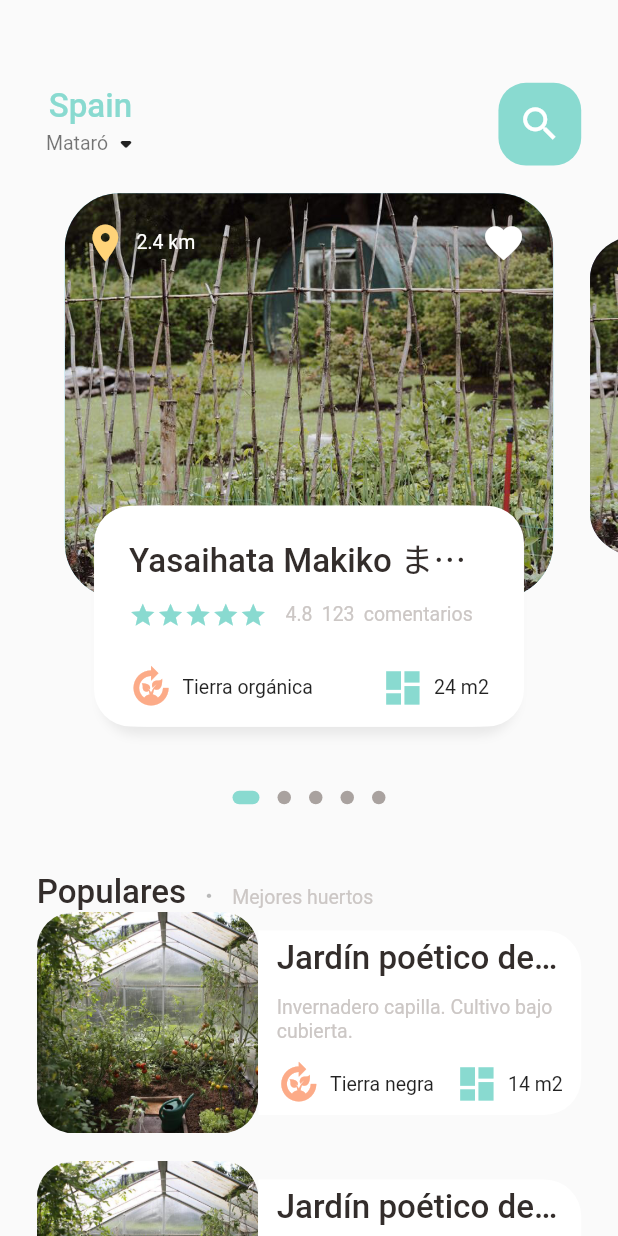
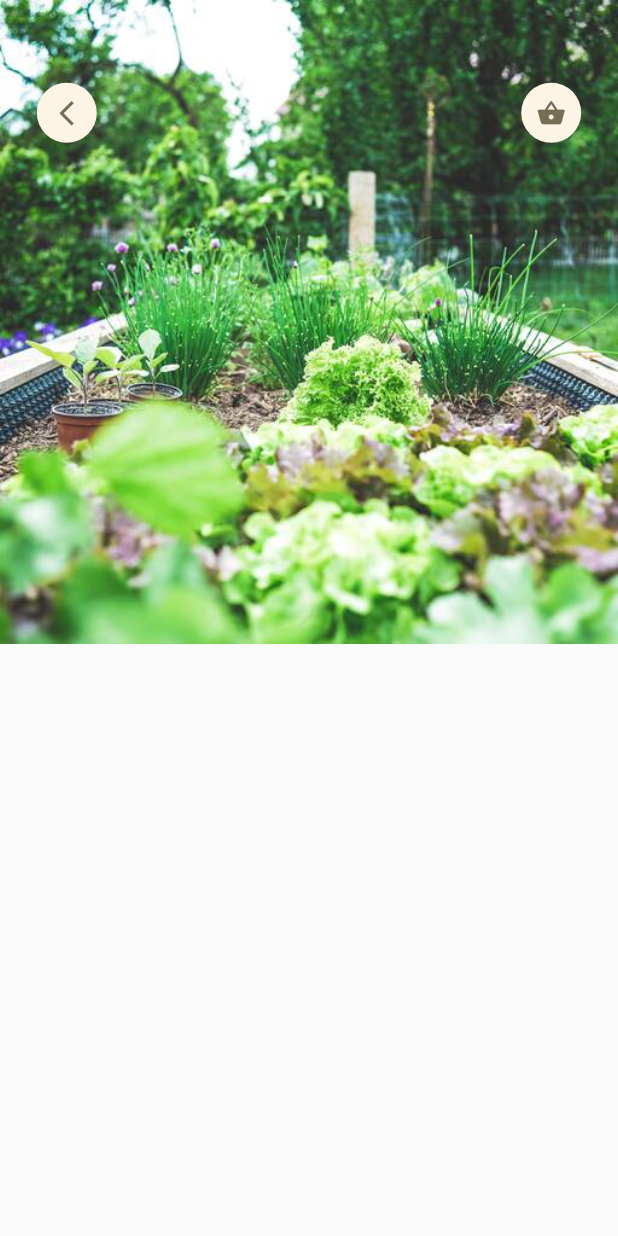
Before and after one commit to GitRockie/farmee, a Flutter app: the screen it shows after launch, on a phone screen of 412 x 824 dp. Run offline on Flutter 3.47's test engine with Material 2 defaults, Android fonts, the phone set to English and light mode, and no system bars; drawn by our look-alikes of dots_indicator; our stand-ins replace get.

Commit message:
Detail Farm Page Start
Project Structure refractoring
Stack implementation with Positioned
Adding image
Setting icons from reusable app_icon

```diff
--- a/lib/main.dart
+++ b/lib/main.dart
@@ -1,4 +1,5 @@
-import 'package:farmee_app/home/main_farms_page.dart';
+import 'package:farmee_app/pages/farm/popular_farm_detail.dart';
+
 import 'package:flutter/material.dart';
 import 'package:get/get.dart';
 
@@ -18,7 +19,7 @@ class MyApp extends StatelessWidget {
       theme: ThemeData(
         primarySwatch: Colors.blue,
       ),
-      home: const MainFarmsPage(),
+      home: const PopularFarmDetail(),
     );
   }
 }
--- /dev/null
+++ b/lib/pages/farm/popular_farm_detail.dart
@@ -0,0 +1,102 @@
+import 'package:farmee_app/utils/dimensions.dart';
+import 'package:farmee_app/widgets/app_icon.dart';
+import 'package:flutter/material.dart';
+
+class PopularFarmDetail extends StatelessWidget {
+  const PopularFarmDetail({super.key});
+
+  @override
+  Widget build(BuildContext context) {
+    return Scaffold(
+        body: Stack(
+      children: [
+        Positioned(
+            left: 0,
+            right: 0,
+            child: Container(
+              width: double.maxFinite,
+              height: Dimensions.popularFarmImgSize,
+              decoration: const BoxDecoration(
+                  image: DecorationImage(
+                      fit: BoxFit.cover,
+                      image: AssetImage('assets/images/huerto3.png'))),
+            )),
+        Positioned(
+          top: Dimensions.height45,
+          left: Dimensions.width20,
+          right: Dimensions.width20,
+          child: Row(
+              mainAxisAlignment: MainAxisAlignment.spaceBetween,
+              children: const [
+                AppIcon(icon: Icons.arrow_back_ios_new),
+                AppIcon(icon: Icons.shopping_basket),
+              ]),
+        ),
+      ],
+    ));
+  }
+}
+
+
+
+/*Padding(
+      padding: const EdgeInsets.all(8.0),
+      child: Container(
+          margin: EdgeInsets.only(
+              right: Dimensions.width10, left: Dimensions.width10),
+          child: Center(
+              child: ListWheelScrollView(
+                  perspective: 0.004,
+                  diameterRatio: 2.5,
+                  itemExtent: Dimensions.height45,
+                  children: [
+                Container(
+                  color: AppColors.mainColor,
+                  child: const Center(child: Text('Hello there')),
+                ),
+                Container(
+                  color: AppColors.mainColor,
+                  child: const Center(child: Text('Hello there')),
+                ),
+                Container(
+                  color: AppColors.mainColor,
+                  child: const Center(child: Text('Hello there')),
+                ),
+                Container(
+                  color: AppColors.mainColor,
+                  child: const Center(child: Text('Hello there')),
+                ),
+                Container(
+                  color: AppColors.mainColor,
+                  child: const Center(child: Text('Hello there')),
+                ),
+                Container(
+                  color: AppColors.mainColor,
+                  child: const Center(child: Text('Hello there')),
+                ),
+                Container(
+                  color: AppColors.mainColor,
+                  child: const Center(child: Text('Hello there')),
+                ),
+                Container(
+                  color: AppColors.mainColor,
+                  child: const Center(child: Text('Hello there')),
+                ),
+                Container(
+                  color: AppColors.mainColor,
+                  child: const Center(child: Text('Hello there')),
+                ),
+                Container(
+                  color: AppColors.mainColor,
+                  child: const Center(child: Text('Hello there')),
+                ),
+                Container(
+                  color: AppColors.mainColor,
+                  child: const Center(child: Text('Hello there')),
+                ),
+                Container(
+                  color: AppColors.mainColor,
+                  child: const Center(child: Text('Hello there')),
+                ),
+              ]))),
+    )*/
--- a/lib/home/farms_page_body.dart
+++ b/lib/pages/home/farms_page_body.dart
@@ -74,13 +74,13 @@ class _FarmsPageBodyState extends State<FarmsPageBody> {
           child: Row(
             crossAxisAlignment: CrossAxisAlignment.end,
             children: [
-              BigText(text: 'Populares'),
+              const BigText(text: 'Populares'),
               SizedBox(
                 width: Dimensions.width10,
               ),
               Container(
                 margin: const EdgeInsets.only(bottom: 3),
-                child: BigText(
+                child: const BigText(
                   text: '.',
                   color: Colors.black26,
                 ),
@@ -90,11 +90,25 @@ class _FarmsPageBodyState extends State<FarmsPageBody> {
               ),
               Container(
                   margin: const EdgeInsets.only(bottom: 1),
-                  child: SmallText(text: 'Mejores huertos')),
+                  child: const SmallText(text: 'Mejores huertos')),
             ],
           ),
         ),
         //List of farms
+        /*ListWheelScrollView(itemExtent: 50, children: [
+          Container(
+            color: AppColors.mainColor,
+            child: const Center(child: Text('Hello there')),
+          ),
+          Container(
+            color: AppColors.mainColor,
+            child: const Center(child: Text('Hello there')),
+          ),
+          Container(
+            color: AppColors.mainColor,
+            child: const Center(child: Text('Hello there')),
+          ),
+        ]),*/
         ListView.builder(
           physics: const NeverScrollableScrollPhysics(),
           shrinkWrap: true,
@@ -136,11 +150,11 @@ class _FarmsPageBodyState extends State<FarmsPageBody> {
                             crossAxisAlignment: CrossAxisAlignment.start,
                             mainAxisAlignment: MainAxisAlignment.center,
                             children: [
-                              BigText(text: 'Jardín poético de Chéjov'),
+                              const BigText(text: 'Jardín poético de Chéjov'),
                               SizedBox(
                                 height: Dimensions.height10,
                               ),
-                              SmallText(
+                              const SmallText(
                                   text:
                                       'Invernadero capilla. Cultivo bajo cubierta.'),
                               SizedBox(
@@ -271,7 +285,7 @@ class _FarmsPageBodyState extends State<FarmsPageBody> {
                 child: Column(
                   crossAxisAlignment: CrossAxisAlignment.start,
                   children: [
-                    BigText(
+                    const BigText(
                       text: 'Yasaihata Makiko まきこ',
                     ),
                     SizedBox(height: Dimensions.height10),
@@ -290,19 +304,19 @@ class _FarmsPageBodyState extends State<FarmsPageBody> {
                         SizedBox(
                           width: Dimensions.width10,
                         ),
-                        SmallText(
+                        const SmallText(
                           text: '4.8',
                         ),
                         SizedBox(
                           width: Dimensions.width5,
                         ),
-                        SmallText(
+                        const SmallText(
                           text: '123',
                         ),
                         SizedBox(
                           width: Dimensions.width5,
                         ),
-                        SmallText(text: 'comentarios')
+                        const SmallText(text: 'comentarios')
                       ],
                     ),
                     SizedBox(
--- a/lib/home/main_farms_page.dart
+++ b/lib/pages/home/main_farms_page.dart
@@ -1,4 +1,4 @@
-import 'package:farmee_app/home/farms_page_body.dart';
+import 'package:farmee_app/pages/home/farms_page_body.dart';
 import 'package:farmee_app/utils/colors.dart';
 import 'package:farmee_app/utils/dimensions.dart';
 import 'package:farmee_app/widgets/big_text.dart';
@@ -26,7 +26,7 @@ class MainFarmsPage extends StatelessWidget {
               children: [
                 Column(
                   children: [
-                    BigText(
+                    const BigText(
                       text: 'Spain',
                       color: AppColors.mainColor,
                     ),
@@ -35,7 +35,7 @@ class MainFarmsPage extends StatelessWidget {
                         Container(
                           padding: EdgeInsets.only(
                               left: Dimensions.width5, right: 0),
-                          child: SmallText(
+                          child: const SmallText(
                             text: 'Mataró',
                             color: Colors.black54,
                           ),
--- a/lib/utils/dimensions.dart
+++ b/lib/utils/dimensions.dart
@@ -33,9 +33,15 @@ class Dimensions {
 
   //icon size
   static double iconSize15 = screenHeight / 44.8;
+  static double iconSize16 = screenHeight / 42;
   static double iconSize24 = screenHeight / 28;
+
+  static double iconSize45 = screenHeight / 14.93;
 
   //List View size
   static double listViewImgSize = screenHeight / 5.58;
   static double listViewTextContSize = screenHeight / 6.7;
+
+  //popular farm
+  static double popularFarmImgSize = screenHeight / 01.92;
 }
--- /dev/null
+++ b/lib/widgets/app_icon.dart
@@ -0,0 +1,32 @@
+import 'package:farmee_app/utils/dimensions.dart';
+import 'package:flutter/material.dart';
+
+class AppIcon extends StatelessWidget {
+  final IconData icon;
+  final double size;
+  final Color? backgroundColor;
+  final Color? iconColor;
+  const AppIcon(
+      {super.key,
+      this.backgroundColor = const Color(0xFFfcf4e4),
+      this.size = 40,
+      this.iconColor = const Color(0xFF756d54),
+      required this.icon});
+
+  @override
+  Widget build(BuildContext context) {
+    return Container(
+      width: size,
+      height: size,
+      decoration: BoxDecoration(
+        borderRadius: BorderRadius.circular(size / 2),
+        color: backgroundColor,
+      ),
+      child: Icon(
+        icon,
+        color: iconColor,
+        size: Dimensions.iconSize16,
+      ),
+    );
+  }
+}
--- a/lib/widgets/big_text.dart
+++ b/lib/widgets/big_text.dart
@@ -2,11 +2,11 @@ import 'package:farmee_app/utils/dimensions.dart';
 import 'package:flutter/material.dart';
 
 class BigText extends StatelessWidget {
-  Color? color;
+  final Color? color;
   final String text;
-  double size;
-  TextOverflow overFlow;
-  BigText({
+  final double size;
+  final TextOverflow overFlow;
+  const BigText({
     super.key,
     this.color = const Color(0xFF332d2b),
     required this.text,
--- a/lib/widgets/small_text.dart
+++ b/lib/widgets/small_text.dart
@@ -1,12 +1,12 @@
 import 'package:flutter/material.dart';
 
 class SmallText extends StatelessWidget {
-  Color? color;
+  final Color? color;
   final String text;
-  double size;
-  double height;
+  final double size;
+  final double height;
 
-  SmallText({
+  const SmallText({
     super.key,
     this.color = const Color(0xFFccc7c5),
     required this.text,
```
